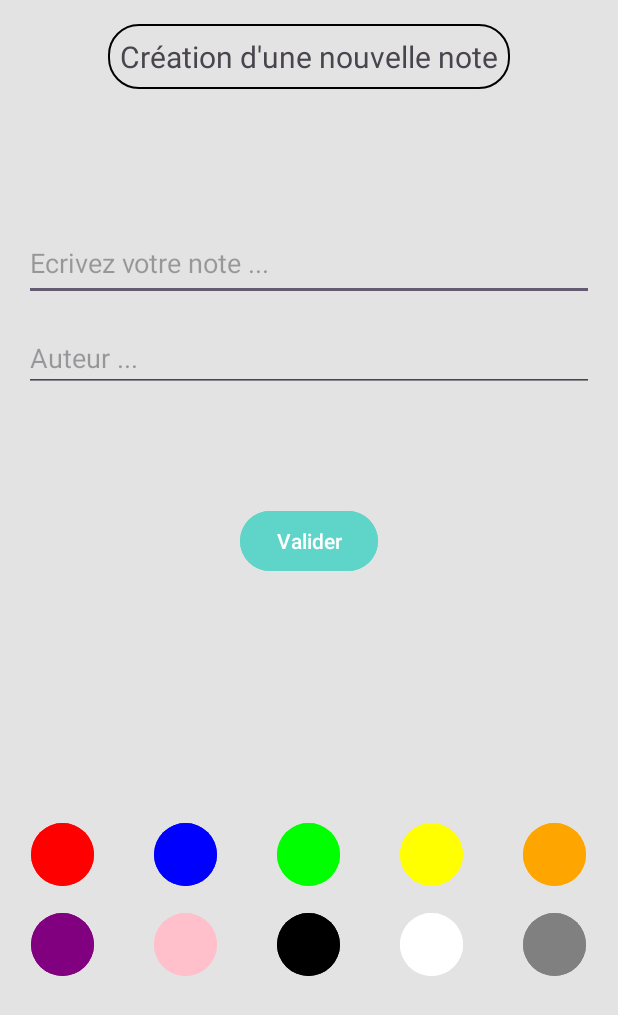
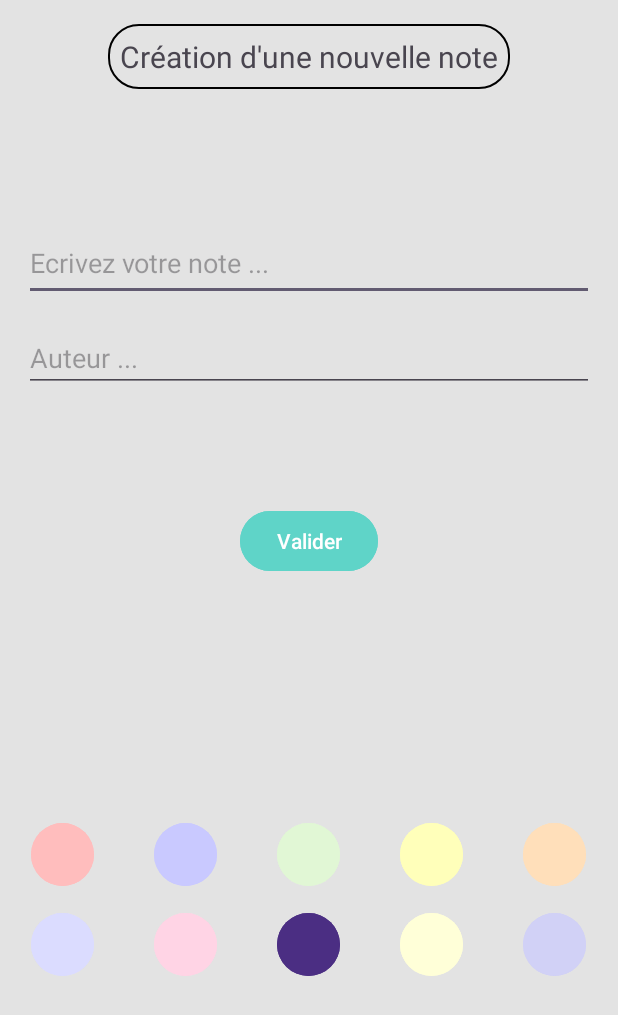
Before and after one commit to Maxime-VE/II.3510-Mobile-App, an Android app: the FormActivity screen opened directly, with no data from a screen before it, on a phone screen of 412 x 824 dp. Shown: the top 1015 px of the screen. Run offline under Robolectric (Android 15) with nearby library versions, the phone set to English and light mode, and no system bars; libraries missing offline, so code that uses them is left out: io.realm; 2 statements that could not run were skipped.

Commit message:
là on est pas mal, on a des couleurs V2

```diff
--- a/app/src/main/java/com/example/housenote/controller/FormActivity.java
+++ b/app/src/main/java/com/example/housenote/controller/FormActivity.java
@@ -188,7 +188,7 @@ public class FormActivity extends AppCompatActivity {
                     new_Notes.setDate(createdTime);
                     new_Notes.setDate(createdTime);
                     new_Notes.setIsFinished(false);
-                    System.out.println(noteColor);
+                    new_Notes.setNoteColor(noteColor);
                 }
 
                 realm.commitTransaction();
--- a/app/src/main/res/values/colors.xml
+++ b/app/src/main/res/values/colors.xml
@@ -5,16 +5,16 @@
     <color name="background_color">#FFE3E3E3</color>
     <color name="button_background">#FF5FD4C8 </color>
 
-    <color name="red_b">#FFFF0000</color>
-    <color name="blue_b">#FF0000FF</color>
-    <color name="green_b">#FF00FF00</color>
-    <color name="yellow_b">#FFFFFF00</color>
-    <color name="orange_b">#FFFFA500</color>
-    <color name="purple_b">#FF800080</color>
-    <color name="pink_b">#FFFFC0CB</color>
-    <color name="black_b">#FF000000</color>
-    <color name="white_b">#FFFFFFFF</color>
-    <color name="gray_b">#FF808080</color>
+    <color name="red_b">#FFffbdbd</color>
+    <color name="blue_b">#FFc9c9ff</color>
+    <color name="green_b">#FFe1f7d5</color>
+    <color name="yellow_b">#FFffffba</color>
+    <color name="orange_b">#FFffdfba</color>
+    <color name="purple_b">#FFdbdcff</color>
+    <color name="pink_b">#FFffd4e5</color>
+    <color name="black_b">#FF4b2e83</color>
+    <color name="white_b">#FFffffd8</color>
+    <color name="gray_b">#FFd1d1f6</color>
 
 
 </resources>
```
